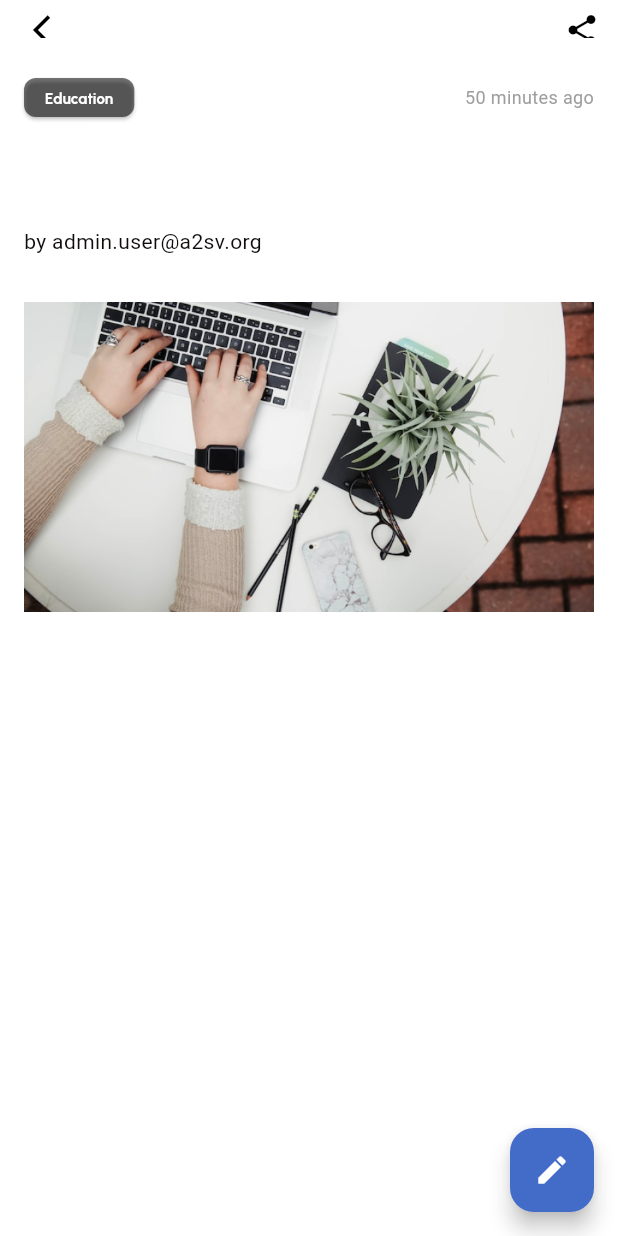
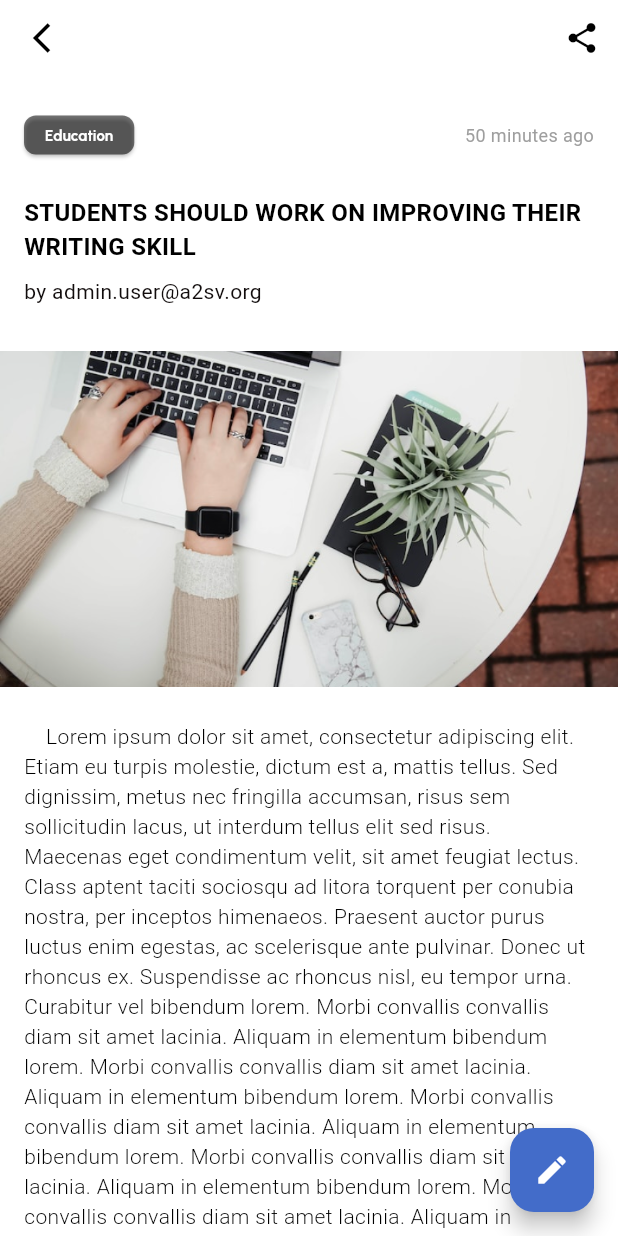
Before and after one commit to A2SV/Ghana-G4-Starter-Project, a Flutter app: the BlogDetails screen opened directly, on a phone screen of 412 x 824 dp. Run offline on Flutter 3.47's test engine with Material 3 defaults, Android fonts, the phone set to English and light mode, and no system bars; our stand-ins replace bloc, dartz, dotted_border, equatable, flutter_bloc, flutter_svg and 5 more.

Commit message:
Fix theme issues

```diff
--- a/mobile/lib/src/core/routes/app_routes.dart
+++ b/mobile/lib/src/core/routes/app_routes.dart
@@ -5,6 +5,7 @@ import 'package:starter_project/src/features/auth/presentation/pages/register_sc
 import 'package:starter_project/src/features/blog/presentation/pages/add_blog_screen.dart';
 import 'package:starter_project/src/features/blog/presentation/pages/all_blogs_screen.dart';
 import 'package:starter_project/src/features/blog/presentation/pages/edit_blog_screen.dart';
+import '../../features/blog/presentation/pages/blog_details.dart';
 import '../../features/profiles/presentation/pages/profile_edit_page.dart';
 import '../widgets/test_page.dart';
 
@@ -17,6 +18,7 @@ class AppRoutes {
   static const String editblogScreen = 'edit-blog-screen';
   static const String allblogsScreen = 'all-blogs-screen';
   static const String profileEditScreen = "profile-edit-screen";
+  static const String blogDetails = "blog-details-screen";
 }
 
 //* Custom transition page
@@ -81,4 +83,9 @@ final routes = <GoRoute>[
     path: '/${ProfileEditPage.routeName}',
     builder: (context, state) => const ProfileEditPage(),
   ),
+  GoRoute(
+    name: AppRoutes.blogDetails,
+    path: '/${BlogDetails.routeName}',
+    builder: (context, state) => BlogDetails(),
+  ),
 ];
--- a/mobile/lib/src/core/routes/routes_config.dart
+++ b/mobile/lib/src/core/routes/routes_config.dart
@@ -15,7 +15,7 @@ class AppRouter extends StatelessWidget {
   static GoRouter createRoute() {
     return GoRouter(
       redirect: ((context, state) => redirect(state)),
-      initialLocation: "/profile-edit-screen",
+      initialLocation: "/blog-details-screen",
       routes: routes,
       observers: [],
     );
--- a/mobile/lib/src/features/blog/presentation/pages/blog_details.dart
+++ b/mobile/lib/src/features/blog/presentation/pages/blog_details.dart
@@ -1,10 +1,13 @@
 import 'package:flutter/material.dart';
 
 class BlogDetails extends StatelessWidget {
+  static const String routeName = 'blog-details-screen';
+
   @override
   Widget build(BuildContext context) {
     return Scaffold(
       appBar: AppBar(
+        toolbarHeight: 50,
         backgroundColor: Colors.white,
         leading: IconButton(
           icon: const Icon(Icons.arrow_back_ios_outlined),
@@ -18,33 +21,33 @@ class BlogDetails extends StatelessWidget {
         ],
       ),
       body: SingleChildScrollView(
-        child: Padding(
-          padding: const EdgeInsets.all(16.0),
         child: Column(
           crossAxisAlignment: CrossAxisAlignment.start,
           children: [
-              Row(
+            Padding(
+              padding: const EdgeInsets.all(16.0),
+              child: Row(
                 mainAxisAlignment: MainAxisAlignment.spaceBetween,
                 children: [
                   ElevatedButton(
                     onPressed: () {},
-                    child: Text(
-                      'Education',
-                      style: TextStyle(fontSize: 10),
-                    ),
                     style: ElevatedButton.styleFrom(
                       backgroundColor: Colors.black54,
                       foregroundColor: Colors.white,
-                      padding: EdgeInsets.symmetric(
+                      padding: const EdgeInsets.symmetric(
                           horizontal: 14, vertical: 6), // Adjust padding
-                      minimumSize: Size(0, 0),
+                      minimumSize: const Size(0, 0),
                       shape: RoundedRectangleBorder(
                         borderRadius:
                             BorderRadius.circular(8), // Adjust border radius
                       ),
                     ),
+                    child: const Text(
+                      'Education',
+                      style: TextStyle(fontSize: 10),
                     ),
-                  Text(
+                  ),
+                  const Text(
                     '50 minutes ago',
                     style: TextStyle(
                       fontSize: 12,
@@ -53,39 +56,50 @@ class BlogDetails extends StatelessWidget {
                   ),
                 ],
               ),
-              SizedBox(height: 8),
-              Text(
+            ),
+            const Padding(
+              padding: EdgeInsets.symmetric(horizontal: 16.0),
+              child: Text(
                 'STUDENTS SHOULD WORK ON IMPROVING THEIR WRITING SKILL',
                 style: TextStyle(
                     fontSize: 16,
                     fontWeight: FontWeight.bold,
+                    color: Colors.black),
               ),
             ),
-              SizedBox(height: 8),
-              Text(
+            const SizedBox(height: 8),
+            const Padding(
+              padding: EdgeInsets.symmetric(horizontal: 16.0),
+              child: Text(
                 'by admin.user@a2sv.org',
                 style: TextStyle(
                   color: Color.fromARGB(255, 17, 12, 12),
                 ),
               ),
-              SizedBox(height: 30),
+            ),
+            const SizedBox(height: 30),
             Image.asset(
               'assets/images/pic1.png',
               fit: BoxFit.cover,
             ),
-              SizedBox(height: 23),
-              Text(
-                'Lorem ipsum dolor sit amet, consectetur adipiscing elit. Etiam eu turpis molestie, dictum est a, mattis tellus. Sed dignissim, metus nec fringilla accumsan, risus sem sollicitudin lacus, ut interdum tellus elit sed risus. Maecenas eget condimentum velit, sit amet feugiat lectus. Class aptent taciti sociosqu ad litora torquent per conubia nostra, per inceptos himenaeos. Praesent auctor purus luctus enim egestas, ac scelerisque ante pulvinar. Donec ut rhoncus ex. Suspendisse ac rhoncus nisl, eu tempor urna. Curabitur vel bibendum lorem. Morbi convallis convallis diam sit amet lacinia. Aliquam in elementum bibendum lorem. Morbi convallis convallis diam sit amet lacinia. Aliquam in elementum bibendum lorem. Morbi convallis convallis diam sit amet lacinia. Aliquam in elementum bibendum lorem. Morbi convallis convallis diam sit amet lacinia. Aliquam in elementum bibendum lorem. Morbi convallis convallis diam sit amet lacinia. Aliquam in elementum...',
-                style: TextStyle(fontSize: 14),
+            const SizedBox(height: 23),
+            const Padding(
+              padding: EdgeInsets.fromLTRB(16, 0, 16, 40),
+              child: Text(
+                '    Lorem ipsum dolor sit amet, consectetur adipiscing elit. Etiam eu turpis molestie, dictum est a, mattis tellus. Sed dignissim, metus nec fringilla accumsan, risus sem sollicitudin lacus, ut interdum tellus elit sed risus. Maecenas eget condimentum velit, sit amet feugiat lectus. Class aptent taciti sociosqu ad litora torquent per conubia nostra, per inceptos himenaeos. Praesent auctor purus luctus enim egestas, ac scelerisque ante pulvinar. Donec ut rhoncus ex. Suspendisse ac rhoncus nisl, eu tempor urna. Curabitur vel bibendum lorem. Morbi convallis convallis diam sit amet lacinia. Aliquam in elementum bibendum lorem. Morbi convallis convallis diam sit amet lacinia. Aliquam in elementum bibendum lorem. Morbi convallis convallis diam sit amet lacinia. Aliquam in elementum bibendum lorem. Morbi convallis convallis diam sit amet lacinia. Aliquam in elementum bibendum lorem. Morbi convallis convallis diam sit amet lacinia. Aliquam in elementum...',
+                style: TextStyle(
+                    fontSize: 14,
+                    color: Colors.black,
+                    fontWeight: FontWeight.w300),
+              ),
             ),
           ],
         ),
       ),
-      ),
       floatingActionButton: FloatingActionButton(
         onPressed: () {},
-        backgroundColor: Color(0xFF436CC9),
-        child: Icon(Icons.edit, color: Colors.white),
+        backgroundColor: const Color(0xFF436CC9),
+        child: const Icon(Icons.edit, color: Colors.white),
       ),
     );
   }
```
Lines whose indentation alone changed are shown as unchanged.
